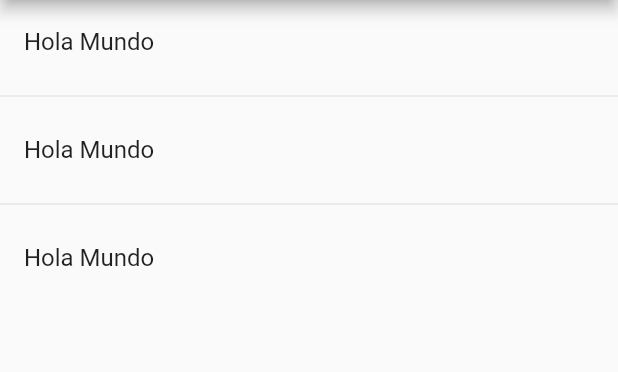
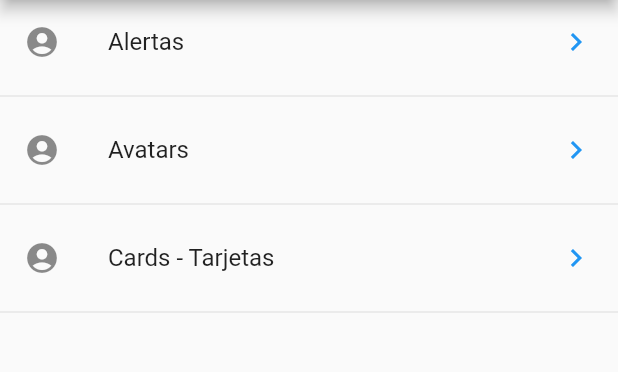
Before and after one commit to eraldovicente/Curso_Flutter, a Flutter app: the screen it shows after launch, on a phone screen of 412 x 824 dp, the part 84-456 px from its top. Run offline on Flutter 3.47's test engine with Material 2 defaults, Android fonts, the phone set to English and light mode, and no system bars.

```diff
--- a/componentes/lib/src/pages/home_page.dart
+++ b/componentes/lib/src/pages/home_page.dart
@@ -16,21 +16,41 @@ class HomePage extends StatelessWidget {
 
   Widget _lista() {
 
-    print( menuProvider.opciones );
+    // print( menuProvider.opciones );
+    // menuProvider.cargarData().then( (opciones) {
+    //   print( '_lista' );
+    //   print( opciones );
+    // });
+    return FutureBuilder(
+      future: menuProvider.cargarData(),
+      initialData: [],
+      builder: ( context, AsyncSnapshot<List<dynamic>> snapshot ) {
 
-    return ListView(
-      children: _listaItems(),
+        return ListView(
+          children: _listaItems( snapshot.data ),
+        );
+
+      },
     );
   }
 
-  List<Widget> _listaItems() {
+  List<Widget> _listaItems( List<dynamic> data ) {
 
-    return [
-      ListTile( title: Text('Hola Mundo') ),
-      Divider(),
-      ListTile( title: Text('Hola Mundo') ),
-      Divider(),
-      ListTile( title: Text('Hola Mundo') ),
-    ];
+    final List<Widget> opciones = [];
+
+    data.forEach( (opt) {
+
+      final widgetTemp = ListTile(
+        title: Text( opt['texto'] ),
+        leading: Icon( Icons.account_circle ),
+        trailing: Icon( Icons.keyboard_arrow_right, color: Colors.blue ),
+        onTap: () {},
+      );
+
+      opciones..add( widgetTemp )
+          ..add( Divider() );
+    });
+
+    return opciones;
   }
 }
--- a/componentes/lib/src/providers/menu_provider.dart
+++ b/componentes/lib/src/providers/menu_provider.dart
@@ -15,7 +15,7 @@ class _MenuProvider {
     final resp = await rootBundle.loadString('data/menu_opts.json');
 
     Map dataMap = json.decode( resp );
-    print( dataMap['rutas'] );
+    // print( dataMap['rutas'] );
     opciones = dataMap['rutas'];
 
     return opciones;
```
